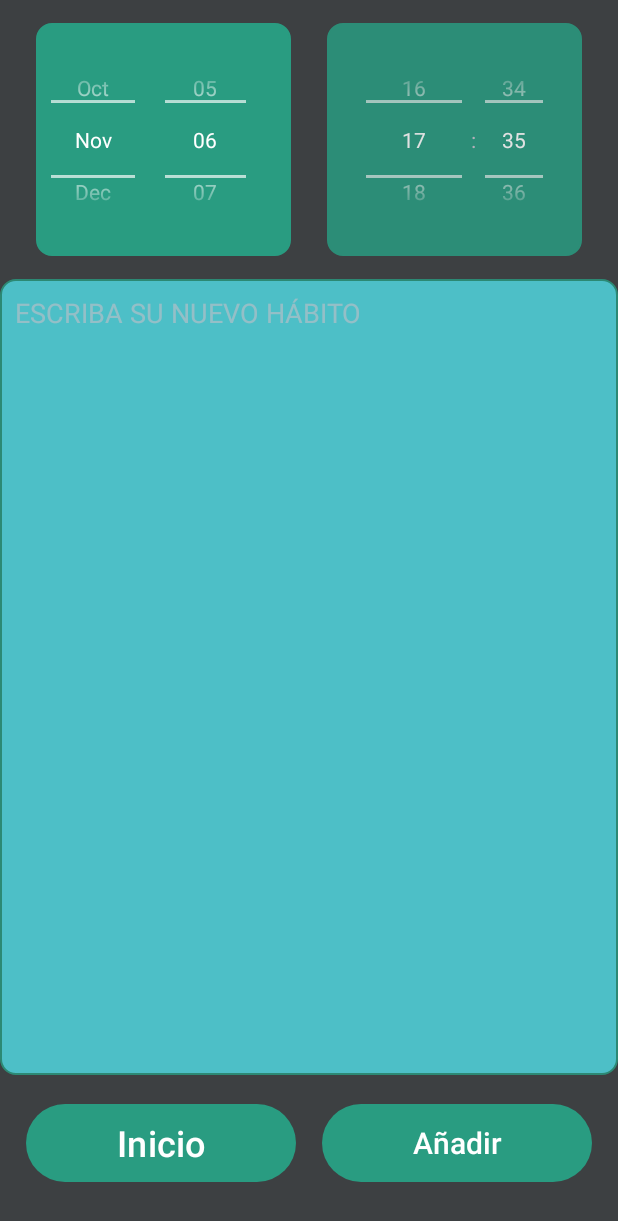
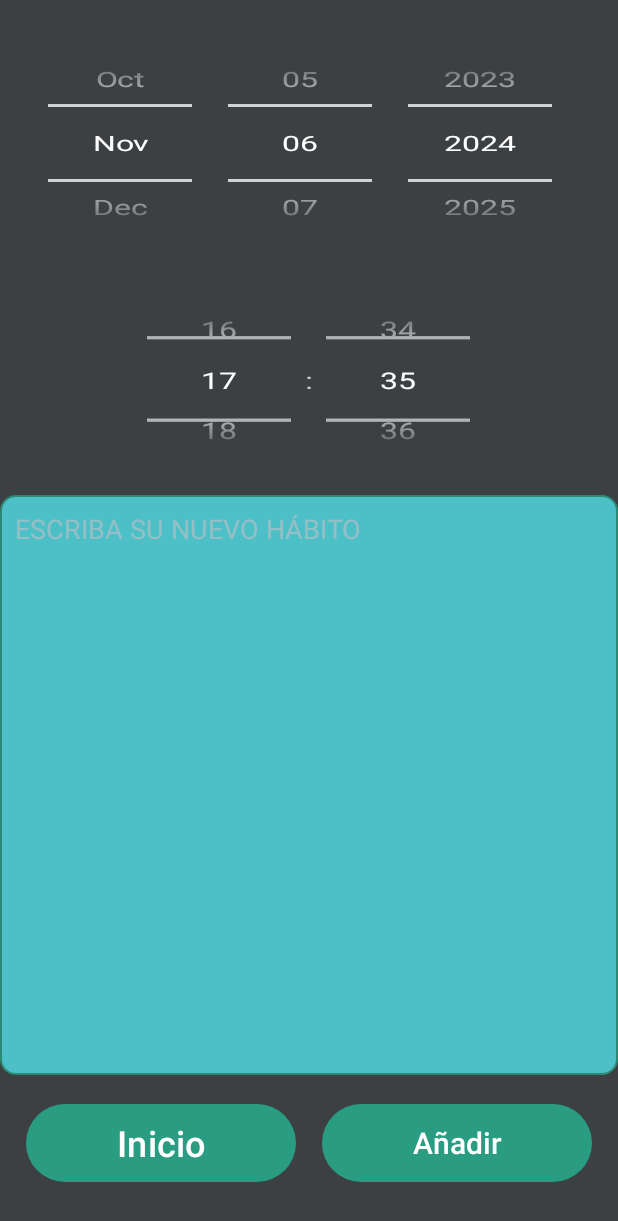
Before and after one commit to CocodriloAsesino/AplicacionHabitos, an Android app: the AddHabito screen opened directly, with no data from a screen before it, on a phone screen of 412 x 824 dp. Shown: the top 1221 px of the screen. Run offline under Robolectric (Android 15) with nearby library versions, the phone set to English and light mode, and no system bars.

Commit message:
cambiada la vista en teoria mas BONITO :c

```diff
--- a/app/src/main/java/com/example/hv/AddHabito.java
+++ b/app/src/main/java/com/example/hv/AddHabito.java
@@ -25,6 +25,7 @@ import androidx.core.content.ContextCompat;
 
 import com.example.hv.DatabaseRoom.DatabaseClient;
 
+import java.lang.reflect.Field;
 import java.util.Calendar;
 import java.util.TimeZone;
 
@@ -64,6 +65,18 @@ public class AddHabito extends AppCompatActivity {
               }
           });
         editTime.setIs24HourView(true);
+
+        try {
+            Field f[] = this.getClass().getDeclaredFields();
+            for (Field field : f) {
+                if (field.getName().equals("mYearPicker")) {
+                    field.setAccessible(true);
+                    ((View) field.get(this)).setVisibility(View.GONE);
+                }
+            }
+        } catch (SecurityException | IllegalArgumentException | IllegalAccessException e) {
+            Log.d("ERROR", e.getMessage());
+        }
 
     }
 
--- a/app/src/main/res/layout/activity_add_habito.xml
+++ b/app/src/main/res/layout/activity_add_habito.xml
@@ -10,14 +10,14 @@
 
     <DatePicker
         android:id="@+id/editDate"
-        android:layout_width="170dp"
-        android:layout_height="155dp"
+        android:layout_width="0dp"
+        android:layout_height="160dp"
         android:layout_marginTop="15dp"
-        android:background="@xml/bordefechas"
-
         android:calendarViewShown="false"
         android:datePickerMode="spinner"
-        app:layout_constraintEnd_toStartOf="@+id/editTime"
+        android:scaleX="1.5"
+        android:scaleY="1"
+        app:layout_constraintEnd_toEndOf="parent"
         app:layout_constraintStart_toStartOf="parent"
         app:layout_constraintTop_toTopOf="parent" />
 
@@ -58,15 +58,16 @@
 
     <TimePicker
         android:id="@+id/editTime"
-        android:layout_width="170dp"
-        android:layout_height="155dp"
-        android:layout_marginTop="15dp"
-        android:alpha="0.85"
+        android:layout_width="0dp"
+        android:layout_height="123dp"
+        android:layout_marginTop="16dp"
+        android:scaleX="1.5"
+        android:scaleY="1.1"
         android:timePickerMode="spinner"
-        android:background="@xml/bordefechas"
         app:layout_constraintEnd_toEndOf="parent"
-        app:layout_constraintStart_toEndOf="@+id/editDate"
-        app:layout_constraintTop_toTopOf="parent" />
+        app:layout_constraintHorizontal_bias="0.0"
+        app:layout_constraintStart_toStartOf="parent"
+        app:layout_constraintTop_toBottomOf="@+id/editDate" />
 
     <EditText
         android:id="@+id/editText"
@@ -84,7 +85,7 @@
         app:layout_constraintBottom_toTopOf="@+id/Inicio"
         app:layout_constraintEnd_toEndOf="parent"
         app:layout_constraintStart_toStartOf="parent"
-        app:layout_constraintTop_toBottomOf="@+id/editDate"
+        app:layout_constraintTop_toBottomOf="@+id/editTime"
         tools:listitem="@layout/textrecyclerview" />
 
 </androidx.constraintlayout.widget.ConstraintLayout>
--- a/app/src/main/res/layout/activity_vista_habito.xml
+++ b/app/src/main/res/layout/activity_vista_habito.xml
@@ -27,6 +27,7 @@
         android:layout_height="60dp"
         android:layout_marginBottom="32dp"
         android:text="Inicio"
+        android:textColor="#FFF"
         android:textSize="24sp"
         app:layout_constraintBottom_toBottomOf="parent"
         app:layout_constraintEnd_toEndOf="parent"
```
Also changed, not shown: app/src/main/res/layout/activity_editar_habito.xml (+7 -9 lines).
